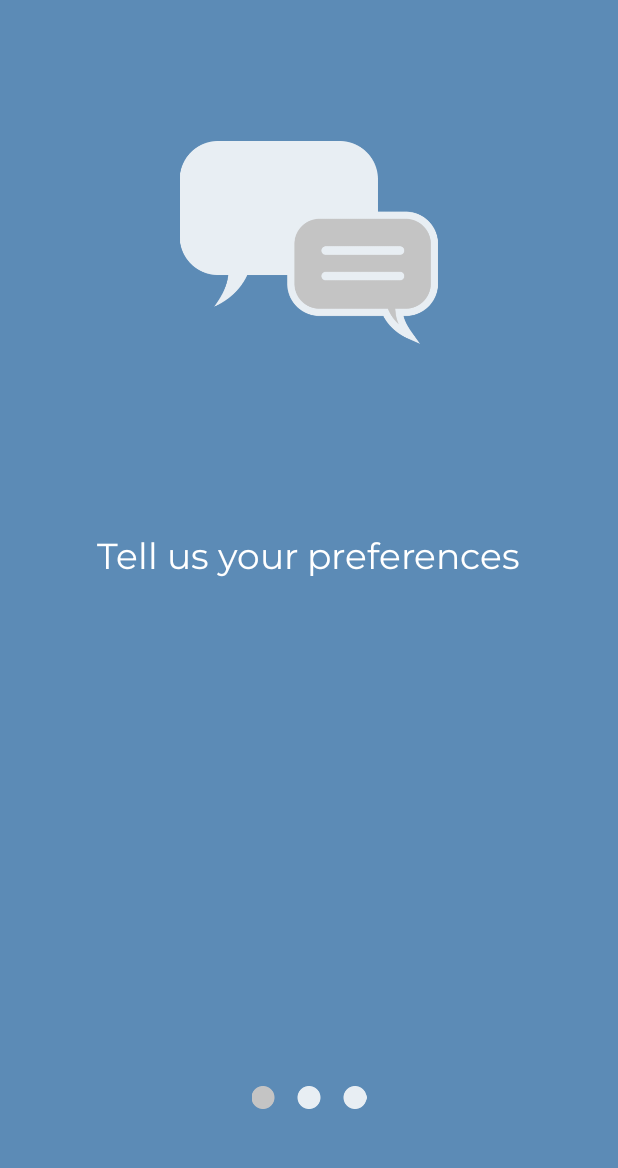
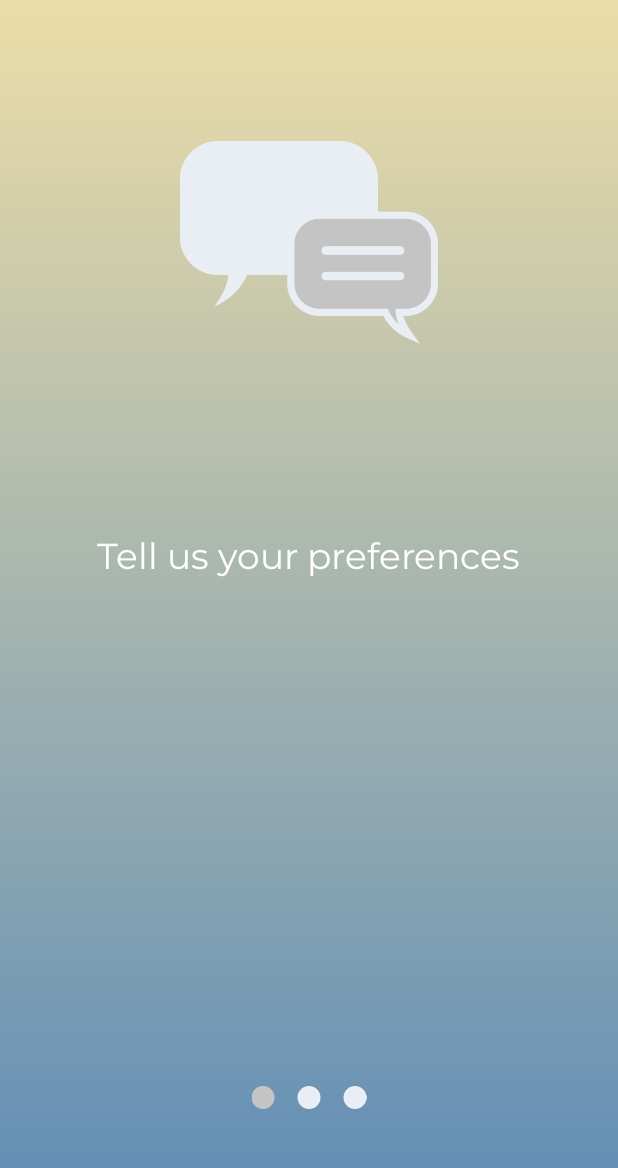
Before and after one commit to shawn40611/CSproject, an Android app: the screen it shows after launch (WelComeActivity), on a phone screen of 412 x 824 dp. Shown: the top 1168 px of the screen. Run offline under Robolectric (Android 15) with nearby library versions, the phone set to English and light mode, and no system bars; libraries missing offline, so code that uses them is left out: com.google.api.client, com.google.api.services.

Commit message:
unfocus & check.png & gradient & dialog corner...

```diff
--- a/app/src/main/java/com/nctucs/csproject/Activity/GroupsActivity.java
+++ b/app/src/main/java/com/nctucs/csproject/Activity/GroupsActivity.java
@@ -60,6 +60,12 @@ public class GroupsActivity extends Navigation_BaseActivity{
                 GroupData data = data_list.get(i);
                 menu.getMenu().add(0, i, 0, data.group_name);
             }
+            btn_list.setOnClickListener(new View.OnClickListener() {
+                @Override
+                public void onClick(View view) {
+                    menu.show();
+                }
+            });
             menu.setOnMenuItemClickListener(new PopupMenu.OnMenuItemClickListener() {
                 @Override
                 public boolean onMenuItemClick(MenuItem item) {
--- a/app/src/main/java/com/nctucs/csproject/Data/NotificationData.java
+++ b/app/src/main/java/com/nctucs/csproject/Data/NotificationData.java
@@ -13,6 +13,7 @@ public class NotificationData extends Object{
     public String events_name = "";
     public String event_groups = "";
     public String event_inviter = "";
-    public Date   events_time;
+    public Date  events_start_time;
+    public Date event_end_time;
     public String event_description = "";
 }
--- a/app/src/main/java/com/nctucs/csproject/JSONParser.java
+++ b/app/src/main/java/com/nctucs/csproject/JSONParser.java
@@ -103,7 +103,8 @@ public class JSONParser {
                     data.event_groups = tmp.getString("Event_group");
                     data.event_inviter = tmp.getString("Event_inviter");
                     data.event_description = tmp.getString("Event_description");
-                    data.events_time = new Date(tmp.getString("Event_time"));
+                    data.events_start_time = new Date(tmp.getInt("Event_start_time")*1000);
+                    data.event_end_time = new Date(tmp.getInt("Event_end_time")*1000);
                }
                data_list.add(data);
 
--- /dev/null
+++ b/app/src/main/res/drawable/gradient.xml
@@ -0,0 +1,8 @@
+<?xml version="1.0" encoding="utf-8"?>
+<shape xmlns:android="http://schemas.android.com/apk/res/android"
+    android:shape="rectangle">
+    <gradient
+        android:startColor="#ECDDA8"
+        android:endColor="#5C8BB6"
+        android:angle="270"/>
+</shape>
--- a/app/src/main/res/layout/dialog_register.xml
+++ b/app/src/main/res/layout/dialog_register.xml
@@ -3,7 +3,7 @@
     android:layout_width="@dimen/dp_300"
     android:layout_height="@dimen/dp_494"
     xmlns:app="http://schemas.android.com/apk/res-auto"
-    android:background="@color/white"
+    android:background="@drawable/dialog_bg"
     android:clickable="true"
     android:focusableInTouchMode="true" >
     <TextView
--- a/app/src/main/res/layout/view_slide.xml
+++ b/app/src/main/res/layout/view_slide.xml
@@ -3,7 +3,7 @@
     android:layout_width="match_parent"
     android:layout_height="match_parent"
     android:orientation="vertical"
-    android:background="@color/main_color"
+    android:background="@drawable/gradient"
 
     xmlns:app="http://schemas.android.com/apk/res-auto"
     xmlns:attrs="http://schemas.android.com/tools">
```
Also changed, not shown: app/src/main/java/com/nctucs/csproject/Activity/MainActivity.java (+32 -3 lines), app/src/main/java/com/nctucs/csproject/Activity/WelComeActivity.java (+0 -65 lines), app/src/main/java/com/nctucs/csproject/MyService.java (+3 -4 lines), app/src/main/java/com/nctucs/csproject/Navigation_BaseActivity.java (+0 -13 lines), app/src/main/res/drawable/check.png.
